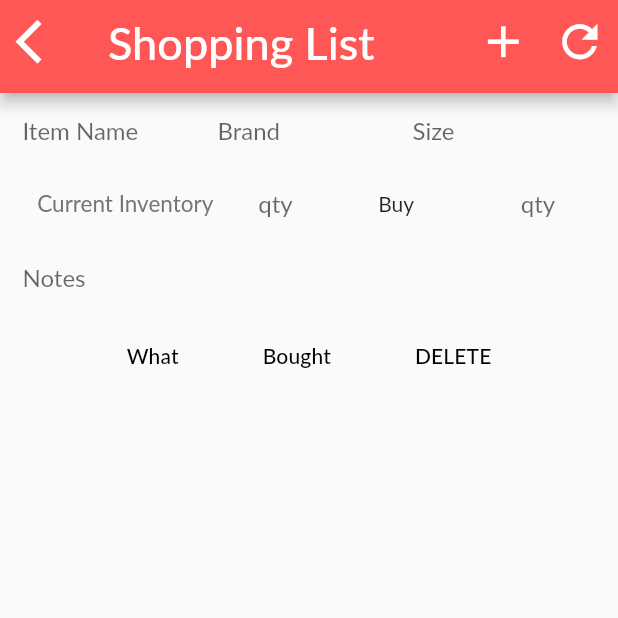
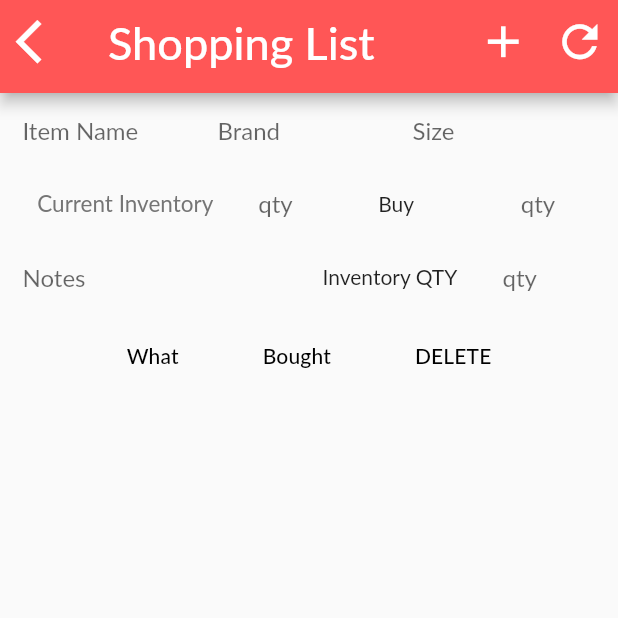
Before and after one commit to jamiesonshayna/LookToTheCook, a Flutter app: the UserShopScreen screen opened by its route, on a phone screen of 412 x 824 dp, the top half of it. Run offline on Flutter 3.47's test engine with Material 2 defaults, Android fonts, the light colour scheme and no system bars; our stand-ins replace auto_size_text, connectivity, flutter_secure_storage, flutter_spinkit, font_awesome_flutter, modal_progress_hud and 1 more; missing offline and left inert: amazon_cognito_identity_dart; accounts and stored records are empty; network calls fail; Roboto replaces fonts that are missing (Lato).

Commit message:
added curr qty

```diff
--- a/look_to_the_cook/lib/views/user_shop_screen.dart
+++ b/look_to_the_cook/lib/views/user_shop_screen.dart
@@ -434,11 +434,32 @@ class item extends State<UserShopScreen>{
                   Padding(
                     padding: EdgeInsets.all(15.0),
                     child:SizedBox(
-                      width: 250.0,
+                      width: 175.0,
                       child:TextField(
                         controller: _notesController,
                         decoration: InputDecoration.collapsed(
                           hintText: 'Notes',
+                        ),
+                      ),
+                    ),
+                  ),
+                  Padding(
+                    padding: EdgeInsets.all(10.0),
+                    child:SizedBox(
+                      width: 100.0,
+                      child:Text(
+                          'Inventory QTY',
+                      ),
+                    ),
+                  ),
+                  Padding(
+                    padding: EdgeInsets.all(10.0),
+                    child:SizedBox(
+                      width: 25.0,
+                      child:TextField(
+                        controller: _invListQtyController,
+                        decoration: InputDecoration.collapsed(
+                          hintText: 'qty',
                         ),
                       ),
                     ),
```
